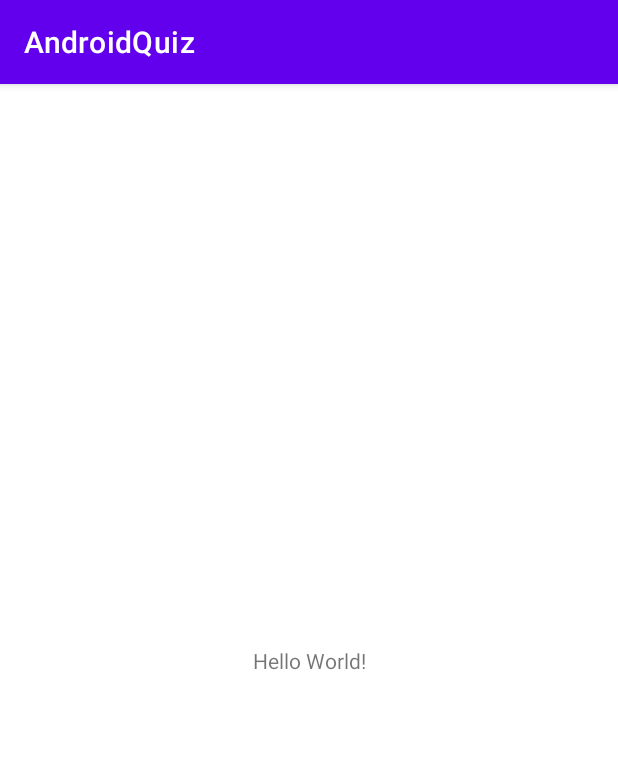
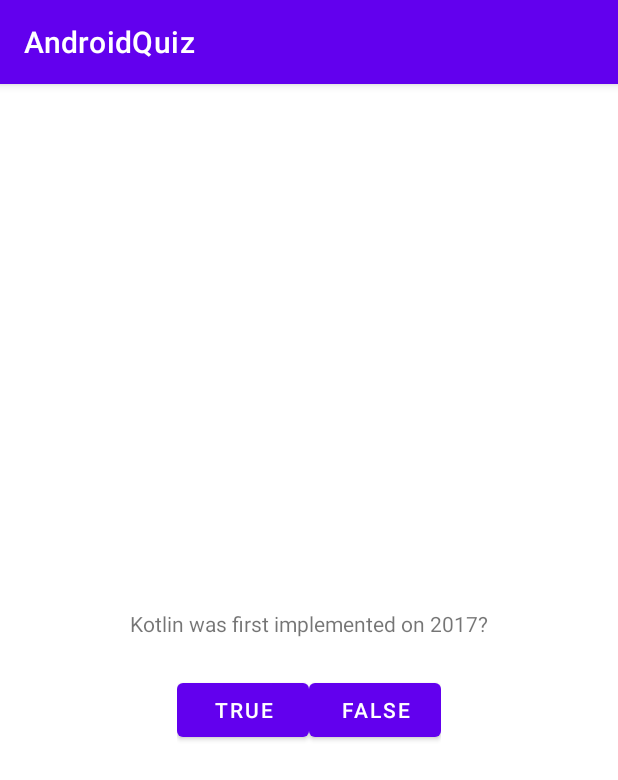
Before and after one commit to jomtz/MovieQuiz, an Android app: the screen it shows after launch (MainActivity), on a phone screen of 412 x 824 dp. Shown: the top 780 px of the screen. Run offline under Robolectric (Android 15) with nearby library versions, the phone set to English and light mode, and no system bars.

Commit message:
Create buttons

```diff
--- a/app/src/main/java/com/josmartinez/androidquiz/MainActivity.kt
+++ b/app/src/main/java/com/josmartinez/androidquiz/MainActivity.kt
@@ -2,10 +2,30 @@ package com.josmartinez.androidquiz
 
 import androidx.appcompat.app.AppCompatActivity
 import android.os.Bundle
+import android.view.View
+import android.widget.Button
+import android.widget.Toast
 
 class MainActivity : AppCompatActivity() {
+
+    private lateinit var trueButton: Button
+    private lateinit var falseButton: Button
+
     override fun onCreate(savedInstanceState: Bundle?) {
         super.onCreate(savedInstanceState)
         setContentView(R.layout.activity_main)
+
+        trueButton = findViewById(R.id.true_button)
+        falseButton = findViewById(R.id.false_button)
+
+        trueButton.setOnClickListener{ view: View ->
+            Toast.makeText(this, R.string.correct_toast, Toast.LENGTH_SHORT)
+                    .show()
+        }
+
+        falseButton.setOnClickListener { view: View ->
+            Toast.makeText(this, R.string.incorrect_toast, Toast.LENGTH_SHORT)
+                    .show()
+        }
     }
 }
--- a/app/src/main/res/layout/activity_main.xml
+++ b/app/src/main/res/layout/activity_main.xml
@@ -1,18 +1,37 @@
 <?xml version="1.0" encoding="utf-8"?>
-<androidx.constraintlayout.widget.ConstraintLayout xmlns:android="http://schemas.android.com/apk/res/android"
-    xmlns:app="http://schemas.android.com/apk/res-auto"
+<LinearLayout xmlns:android="http://schemas.android.com/apk/res/android"
     xmlns:tools="http://schemas.android.com/tools"
+    android:layout_height="match_parent"
     android:layout_width="match_parent"
-    android:layout_height="match_parent"
-    tools:context=".MainActivity">
+    android:gravity="center"
+    android:orientation="vertical">
 
     <TextView
         android:layout_width="wrap_content"
         android:layout_height="wrap_content"
-        android:text="Hello World!"
-        app:layout_constraintBottom_toBottomOf="parent"
-        app:layout_constraintLeft_toLeftOf="parent"
-        app:layout_constraintRight_toRightOf="parent"
-        app:layout_constraintTop_toTopOf="parent" />
+        android:padding="24dp"
+        android:text="@string/question_text"/>
 
-</androidx.constraintlayout.widget.ConstraintLayout>
+    <LinearLayout
+        android:layout_width="wrap_content"
+        android:layout_height="wrap_content"
+        android:orientation="horizontal">
+
+        <Button
+            android:id="@+id/true_button"
+            android:layout_width="wrap_content"
+            android:layout_height="wrap_content"
+            android:text="@string/true_button"
+            tools:ignore="ButtonStyle" />
+
+        <Button
+            android:id="@+id/false_button"
+            android:layout_width="wrap_content"
+            android:layout_height="wrap_content"
+            android:text="@string/false_button"
+            tools:ignore="ButtonStyle" />
+
+
+    </LinearLayout>
+
+</LinearLayout>
--- a/app/src/main/res/values/strings.xml
+++ b/app/src/main/res/values/strings.xml
@@ -1,3 +1,8 @@
 <resources>
     <string name="app_name">AndroidQuiz</string>
+    <string name="question_text">Kotlin was first implemented on 2017?</string>
+    <string name="true_button">true</string>
+    <string name="false_button">false</string>
+    <string name="correct_toast">Correct!</string>
+    <string name="incorrect_toast">Incorrect!</string>
 </resources>
```
